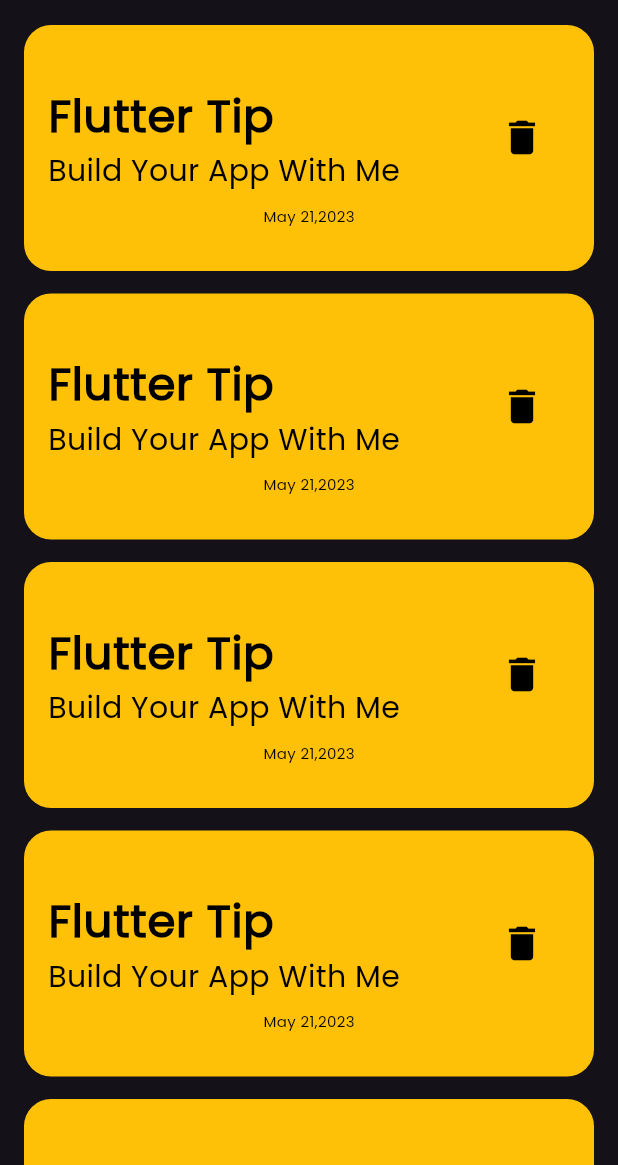
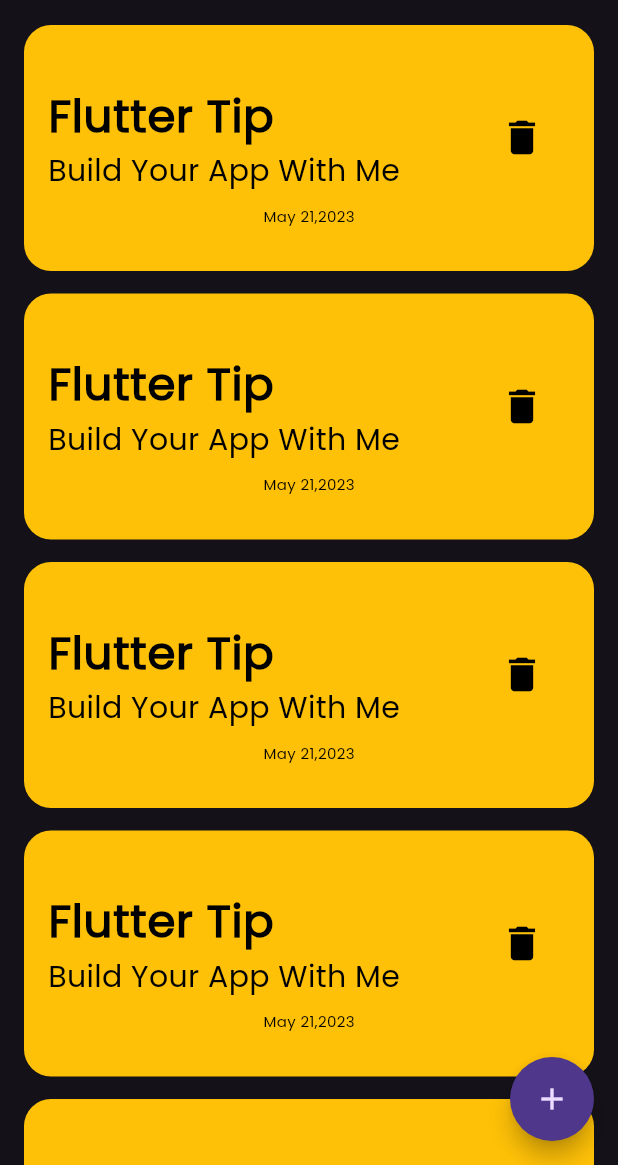
Before and after one commit to MahmoudHassan2505/Notes-App, a Flutter app: the screen it shows after launch, on a phone screen of 412 x 824 dp, the part 71-1236 px from its top. Run offline on Flutter 3.47's test engine with Material 3 defaults, Android fonts, the phone set to English and light mode, and no system bars.

Commit message:
adding floating action button

```diff
--- a/lib/pages/home_page.dart
+++ b/lib/pages/home_page.dart
@@ -7,6 +7,11 @@ class HomePage extends StatelessWidget {
   @override
   Widget build(BuildContext context) {
     return Scaffold(
+      floatingActionButton: FloatingActionButton(
+        shape: CircleBorder(),
+        onPressed: () {},
+        child: Icon(Icons.add),
+      ),
       appBar: AppBar(
         elevation: 0,
         title: const Text(
--- a/lib/widgets/note.dart
+++ b/lib/widgets/note.dart
@@ -56,3 +56,6 @@ class Note extends StatelessWidget {
 //محطش ارتفاع للكونتينر علشان لو الويدجيت الي جوه كبرت الشكل هيضرب
 //علشان كده استخدم باددنج
 //ُExpanded widget: بخلي الويدجيت تاخد المساحه المتاحه ليها
+//
+//statless widget must make the constructor cons
+//if we can't do that we convert it to statfulwidget
```
